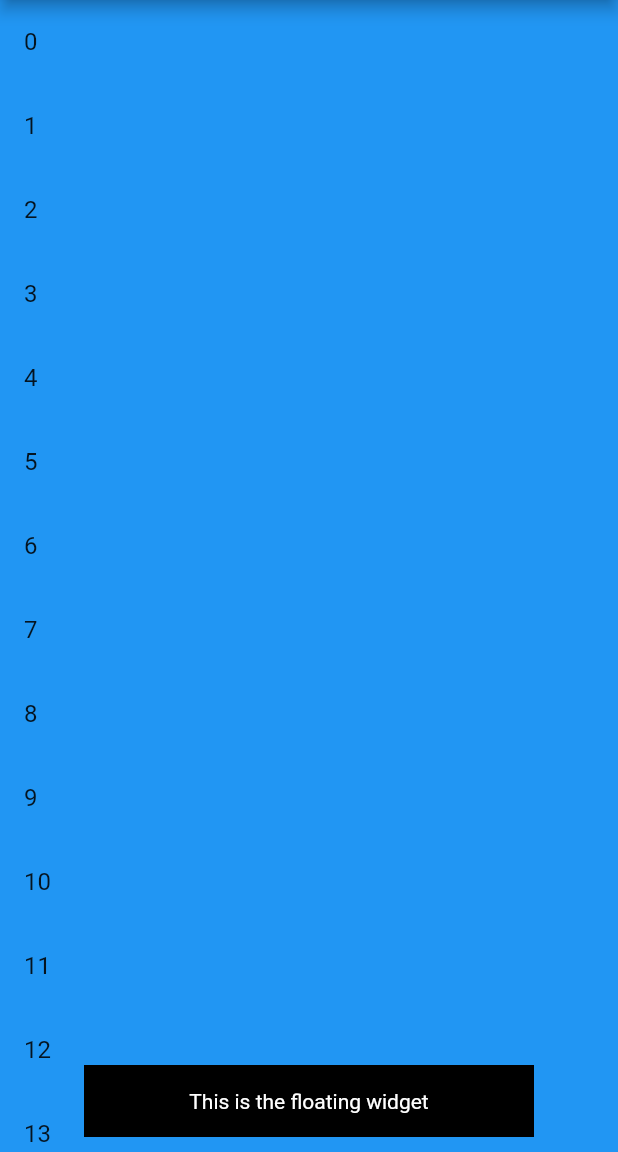
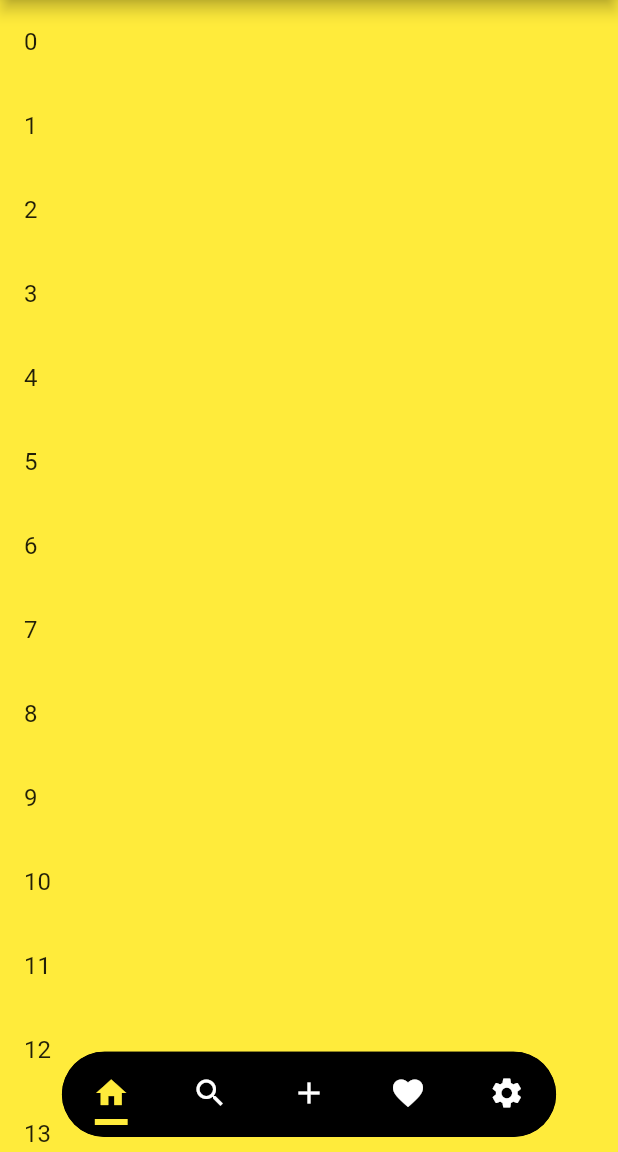
Before and after one commit to codenameakshay/flutter-floating-bottom-bar, a Flutter app: the screen it shows after launch, on a phone screen of 412 x 824 dp, the part 84-1236 px from its top. Run offline on Flutter 3.47's test engine with Material 2 defaults, Android fonts, the phone set to English and light mode, and no system bars.

Commit message:
update example

```diff
--- a/lib/main.dart
+++ b/lib/main.dart
@@ -21,29 +21,169 @@ class MyApp extends StatelessWidget {
   }
 }
 
-class MyHomePage extends StatelessWidget {
+class MyHomePage extends StatefulWidget {
   MyHomePage({Key? key, required this.title}) : super(key: key);
   final String title;
 
   @override
+  _MyHomePageState createState() => _MyHomePageState();
+}
+
+class _MyHomePageState extends State<MyHomePage>
+    with SingleTickerProviderStateMixin {
+  late int currentPage;
+  late TabController tabController;
+  final List<Color> colors = [
+    Colors.yellow,
+    Colors.red,
+    Colors.green,
+    Colors.blue,
+    Colors.pink
+  ];
+
+  @override
+  void initState() {
+    currentPage = 0;
+    tabController = TabController(length: 5, vsync: this);
+    tabController.animation!.addListener(
+      () {
+        final value = tabController.animation!.value.round();
+        if (value != currentPage && mounted) {
+          changePage(value);
+        }
+      },
+    );
+    super.initState();
+  }
+
+  void changePage(int newPage) {
+    setState(() {
+      currentPage = newPage;
+    });
+  }
+
+  @override
+  void dispose() {
+    tabController.dispose();
+    super.dispose();
+  }
+
+  @override
   Widget build(BuildContext context) {
+    final Color unselectedColor = colors[currentPage].computeLuminance() < 0.5
+        ? Colors.black
+        : Colors.white;
     return SafeArea(
       child: Scaffold(
         appBar: AppBar(
-          title: Text(title),
+          title: Text(widget.title),
           backgroundColor: Colors.black,
         ),
         body: BottomBar(
-          child: Padding(
-            padding: const EdgeInsets.all(16.0),
-            child: Text(
-              "This is the floating widget",
-              textAlign: TextAlign.center,
-              style: TextStyle(color: Colors.white),
+          child: TabBar(
+            indicatorPadding: const EdgeInsets.fromLTRB(6, 0, 6, 0),
+            controller: tabController,
+            indicator: UnderlineTabIndicator(
+                borderSide: BorderSide(
+                    color: currentPage == 0
+                        ? colors[0]
+                        : currentPage == 1
+                            ? colors[1]
+                            : currentPage == 2
+                                ? colors[2]
+                                : currentPage == 3
+                                    ? colors[3]
+                                    : currentPage == 4
+                                        ? colors[4]
+                                        : unselectedColor,
+                    width: 4),
+                insets: EdgeInsets.fromLTRB(16, 0, 16, 8)),
+            tabs: [
+              SizedBox(
+                height: 55,
+                width: 40,
+                child: Center(
+                    child: Icon(
+                  Icons.home,
+                  color: currentPage == 0 ? colors[0] : unselectedColor,
+                )),
+              ),
+              SizedBox(
+                height: 55,
+                width: 40,
+                child: Center(
+                    child: Icon(
+                  Icons.search,
+                  color: currentPage == 1 ? colors[1] : unselectedColor,
+                )),
+              ),
+              SizedBox(
+                height: 55,
+                width: 40,
+                child: Center(
+                    child: Icon(
+                  Icons.add,
+                  color: currentPage == 2 ? colors[2] : unselectedColor,
+                )),
+              ),
+              SizedBox(
+                height: 55,
+                width: 40,
+                child: Center(
+                    child: Icon(
+                  Icons.favorite,
+                  color: currentPage == 3 ? colors[3] : unselectedColor,
+                )),
+              ),
+              SizedBox(
+                height: 55,
+                width: 40,
+                child: Center(
+                    child: Icon(
+                  Icons.settings,
+                  color: currentPage == 4 ? colors[4] : unselectedColor,
+                )),
+              ),
+            ],
+          ),
+          fit: StackFit.expand,
+          icon: Center(
+            child: IconButton(
+              padding: EdgeInsets.zero,
+              onPressed: null,
+              icon: Icon(
+                Icons.arrow_upward_rounded,
+                color: unselectedColor,
+              ),
             ),
           ),
-          body: (context, controller) =>
-              InfiniteListPage(controller: controller, color: Colors.blue),
+          borderRadius: BorderRadius.circular(500),
+          duration: Duration(seconds: 1),
+          curve: Curves.decelerate,
+          showIcon: true,
+          width: MediaQuery.of(context).size.width * 0.8,
+          barColor: colors[currentPage].computeLuminance() > 0.5
+              ? Colors.black
+              : Colors.white,
+          start: 2,
+          end: 0,
+          bottom: 10,
+          alignment: Alignment.bottomCenter,
+          iconHeight: 35,
+          iconWidth: 35,
+          reverse: false,
+          hideOnScroll: true,
+          scrollOpposite: false,
+          onBottomBarHidden: () {},
+          onBottomBarShown: () {},
+          body: (context, controller) => TabBarView(
+            controller: tabController,
+            dragStartBehavior: DragStartBehavior.down,
+            physics: const BouncingScrollPhysics(),
+            children: colors
+                .map((e) => InfiniteListPage(controller: controller, color: e))
+                .toList(),
+          ),
         ),
       ),
     );
```
